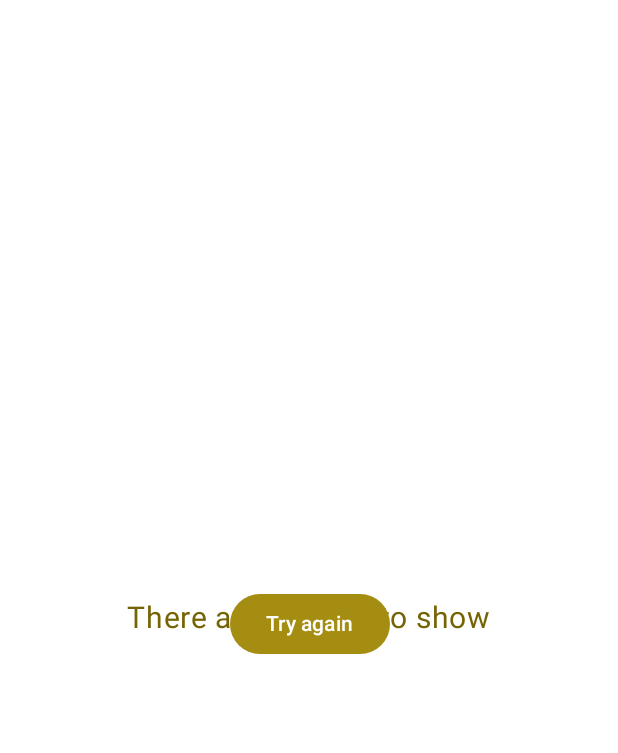
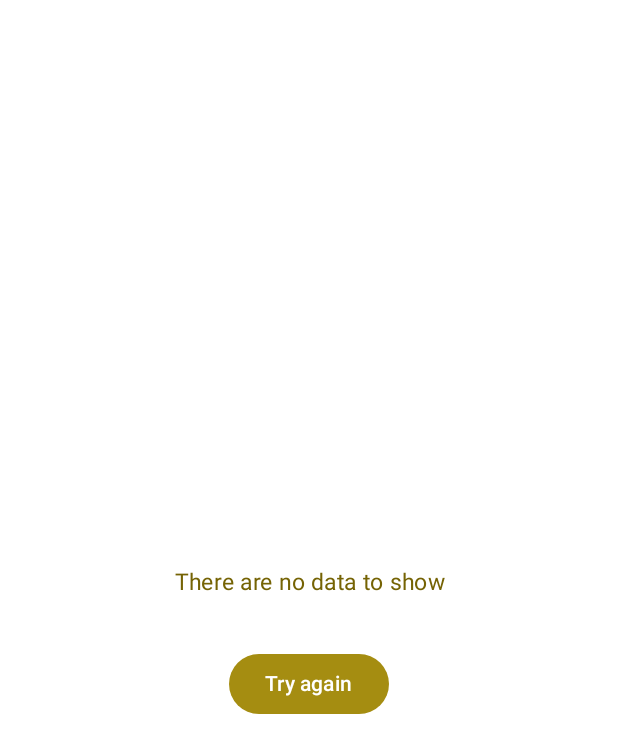
Before and after one commit to lhalegria/Dogga, an Android app built with Jetpack Compose: the @Preview function BreedEmptyDataPreview, on a phone screen of 412 x 824 dp. Shown: the top 753 px of the screen. Run offline under Robolectric (Android 15) with nearby library versions, the light colour scheme and no system bars; network calls fail.

Commit message:
Adjust: Align error box views

```diff
--- a/app/src/main/kotlin/dev/lhalegria/dogga/view/composable/EmptyDataBox.kt
+++ b/app/src/main/kotlin/dev/lhalegria/dogga/view/composable/EmptyDataBox.kt
@@ -1,6 +1,7 @@
 package dev.lhalegria.dogga.view.composable
 
-import androidx.compose.foundation.layout.Box
+import androidx.compose.foundation.layout.Arrangement
+import androidx.compose.foundation.layout.Column
 import androidx.compose.foundation.layout.fillMaxSize
 import androidx.compose.foundation.layout.padding
 import androidx.compose.material3.Text
@@ -8,6 +9,7 @@ import androidx.compose.runtime.Composable
 import androidx.compose.ui.Alignment
 import androidx.compose.ui.Modifier
 import androidx.compose.ui.res.stringResource
+import androidx.compose.ui.text.style.TextAlign
 import androidx.compose.ui.unit.TextUnit
 import androidx.compose.ui.unit.TextUnitType
 import androidx.compose.ui.unit.dp
@@ -16,20 +18,19 @@ import dev.lhalegria.dogga.view.ui.theme.caramelStrong
 
 @Composable
 fun EmptyDataBox() {
-    Box(Modifier.fillMaxSize()) {
-        Box(Modifier.align(Alignment.Center)) {
-            Text(
-                modifier = Modifier
-                    .align(Alignment.Center)
-                    .padding(16.dp),
-                fontSize = TextUnit(20f, TextUnitType.Sp),
-                color = caramelStrong,
-                text = stringResource(id = R.string.empty_data_message)
-            )
+    Column(
+        modifier = Modifier.fillMaxSize(),
+        verticalArrangement = Arrangement.Center,
+        horizontalAlignment = Alignment.CenterHorizontally
+    ) {
+        Text(
+            modifier = Modifier.padding(32.dp),
+            fontSize = TextUnit(15f, TextUnitType.Sp),
+            textAlign = TextAlign.Center,
+            color = caramelStrong,
+            text = stringResource(id = R.string.empty_data_message)
+        )
 
-            TryAgainButton(modifier = Modifier.align(Alignment.BottomCenter)) {
-
-            }
-        }
+        TryAgainButton(modifier = Modifier) { }
     }
 }
--- a/buildSrc/build.gradle.kts
+++ b/buildSrc/build.gradle.kts
@@ -13,7 +13,7 @@ plugins {
 
 object PluginsVersions {
     const val GRADLE_ANDROID = "8.0.2"
-    const val KOTLIN = "1.8.20"
+    const val KOTLIN = "1.8.21"
 }
 
 dependencies {
--- a/buildSrc/src/main/kotlin/BuildSetup.kt
+++ b/buildSrc/src/main/kotlin/BuildSetup.kt
@@ -10,7 +10,7 @@ object BuildSetup {
     const val VERSION_CODE = 1
     const val VERSION_NAME = "1.0.0"
 
-    const val COMPOSE_KOTLIN_COMPILER = "1.3.2"
+    const val COMPOSE_KOTLIN_COMPILER = "1.4.7"
 
     const val TEST_INSTRUMENTATION_RUNNER = "androidx.test.runner.AndroidJUnitRunner"
 }
--- a/buildSrc/src/main/kotlin/Versions.kt
+++ b/buildSrc/src/main/kotlin/Versions.kt
@@ -9,7 +9,7 @@ object Versions {
     const val ESPRESSO = "3.5.1"
     const val JUNIT = "4.13.2"
     const val KOIN = "3.4.2"
-    const val KOTLIN = "1.8.22"
+    const val KOTLIN = "1.8.21"
     const val OKHTTP = "4.11.0"
     const val RETROFIT = "2.9.0"
 }
```
Also changed, not shown: app/src/main/kotlin/dev/lhalegria/dogga/view/composable/ErrorBox.kt (+8 -14 lines).
